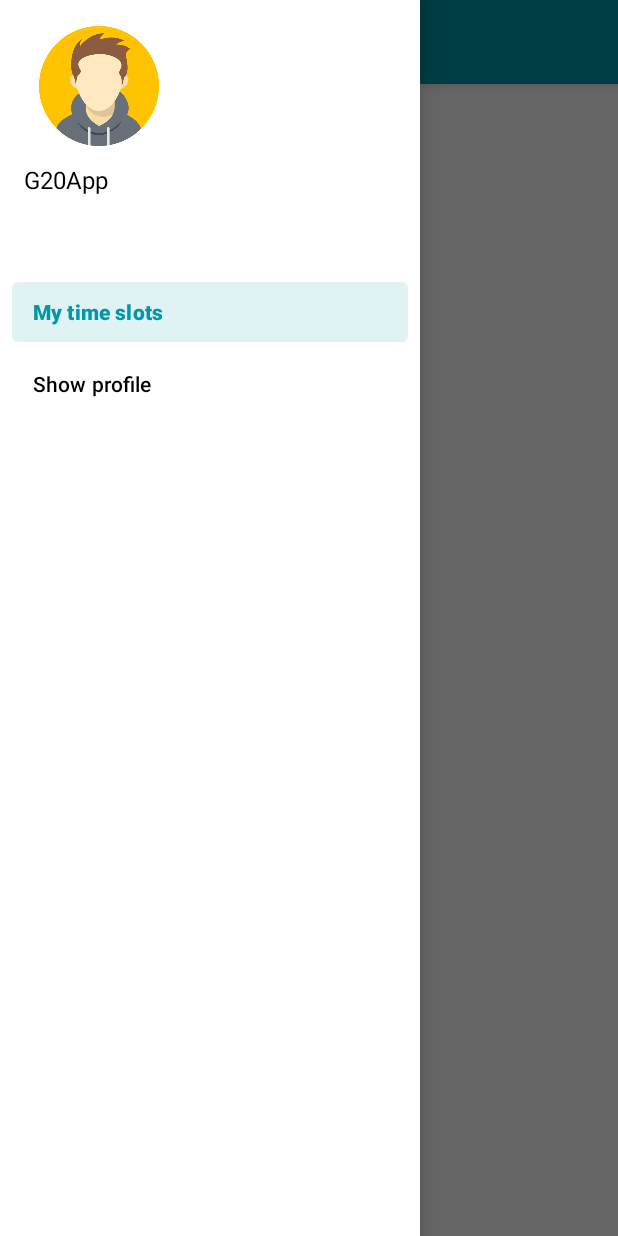
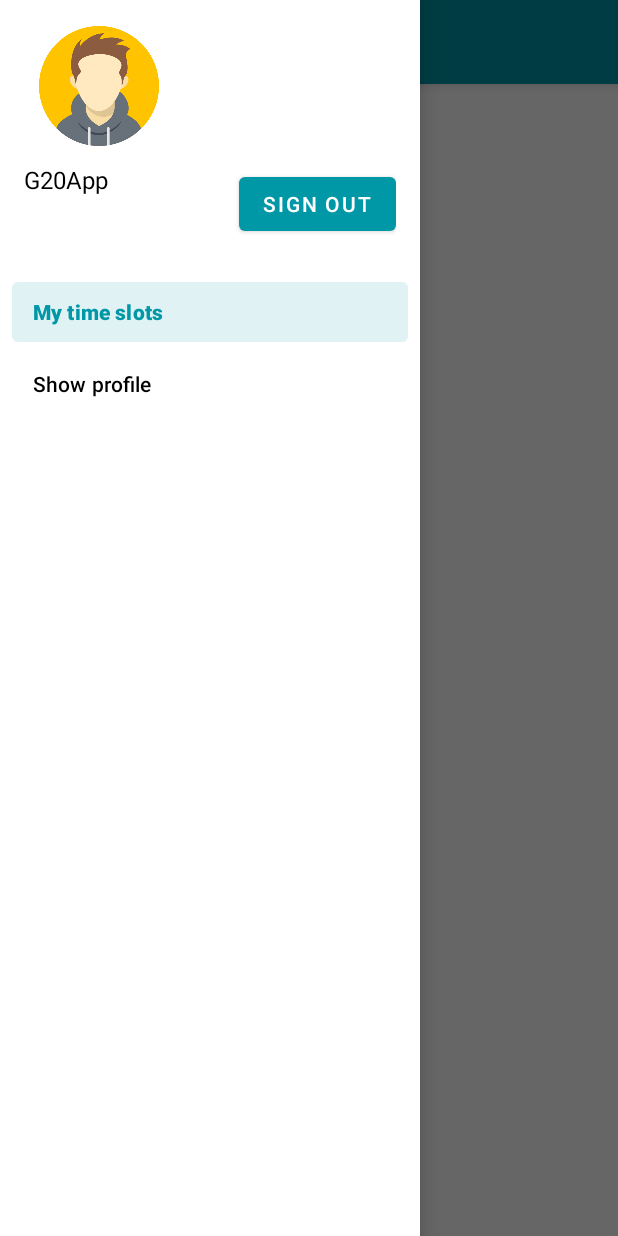
Before and after one commit to giacomino100/G20App, an Android app: the FirebaseActivity screen opened directly, with no data from a screen before it, with the side drawer open, on a phone screen of 412 x 824 dp. Run offline under Robolectric (Android 15) with nearby library versions, the phone set to English and light mode, and no system bars; our stand-ins replace Firebase (no records; nobody signed in at launch, a user with empty details on screens opened directly), navigation-ui; 2 statements that could not run were skipped.

Commit message:
Logout button

```diff
--- a/app/src/main/java/it/polito/g20app/EditCheck.kt
+++ b/app/src/main/java/it/polito/g20app/EditCheck.kt
@@ -28,6 +28,8 @@ class EditCheck : Fragment() {
         val linkSignIn = "https://firebase.google.com/docs/auth/android/google-signin"
         val linkVideo = "https://www.youtube.com/watch?v=clU6s0M88OE"
 
+        //https://www.youtube.com/watch?v=3Jp5_pb5Adc
+
     }
 
 
--- a/app/src/main/res/layout/nav_drawer_header_main.xml
+++ b/app/src/main/res/layout/nav_drawer_header_main.xml
@@ -43,5 +43,17 @@
         android:textColor="@color/black"
         android:textSize="20sp" />
 
+    <Button
+        android:id="@+id/signout_button"
+        android:layout_width="wrap_content"
+        android:layout_height="wrap_content"
+        android:text="Sign Out"
+        app:layout_constraintBottom_toBottomOf="parent"
+        app:layout_constraintEnd_toEndOf="parent"
+        app:layout_constraintHorizontal_bias="1.0"
+        app:layout_constraintStart_toEndOf="@id/nav_head_username"
+        app:layout_constraintTop_toTopOf="parent"
+        app:layout_constraintVertical_bias="1.0" />
+
 
 </androidx.constraintlayout.widget.ConstraintLayout>
```
Also changed, not shown: app/src/main/java/it/polito/g20app/FirebaseActivity.kt (+19 -0 lines), app/src/main/java/it/polito/g20app/MainActivity.kt (+6 -8 lines).
